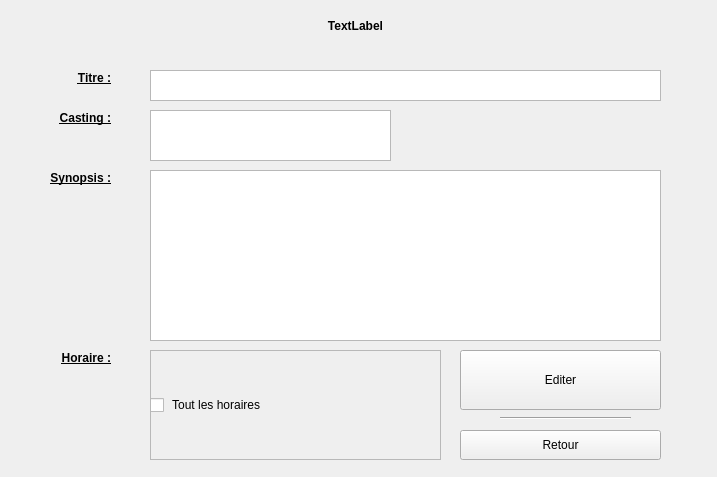
KaneRoot/ihmsem6a, file ui/detailEditWidget.ui: the form before one commit.
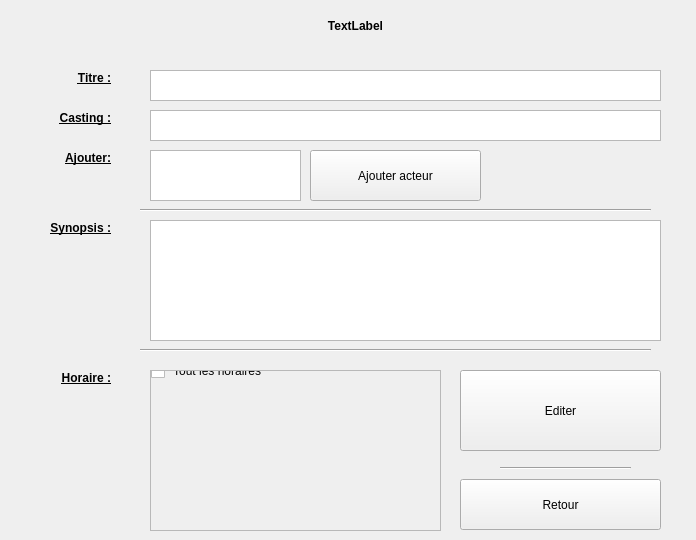
The form after the commit.

What changed in the file:
```diff
--- a/ui/detailEditWidget.ui
+++ b/ui/detailEditWidget.ui
@@ -6,8 +6,8 @@
    <rect>
     <x>0</x>
     <y>0</y>
-    <width>717</width>
-    <height>477</height>
+    <width>696</width>
+    <height>540</height>
    </rect>
   </property>
   <property name="windowTitle">
@@ -49,19 +49,19 @@
     <rect>
      <x>150</x>
      <y>110</y>
-     <width>241</width>
-     <height>51</height>
+     <width>511</width>
+     <height>31</height>
     </rect>
    </property>
    <property name="readOnly">
-    <bool>false</bool>
+    <bool>true</bool>
    </property>
   </widget>
   <widget class="QLabel" name="lblSynopsis">
    <property name="geometry">
     <rect>
      <x>20</x>
-     <y>170</y>
+     <y>220</y>
      <width>91</width>
      <height>16</height>
     </rect>
@@ -107,9 +107,9 @@
    <property name="geometry">
     <rect>
      <x>460</x>
-     <y>350</y>
+     <y>370</y>
      <width>201</width>
-     <height>60</height>
+     <height>81</height>
     </rect>
    </property>
    <property name="text">
@@ -120,9 +120,9 @@
    <property name="geometry">
     <rect>
      <x>460</x>
-     <y>430</y>
+     <y>479</y>
      <width>201</width>
-     <height>30</height>
+     <height>51</height>
     </rect>
    </property>
    <property name="text">
@@ -133,9 +133,9 @@
    <property name="geometry">
     <rect>
      <x>150</x>
-     <y>350</y>
+     <y>370</y>
      <width>291</width>
-     <height>110</height>
+     <height>161</height>
     </rect>
    </property>
    <property name="widgetResizable">
@@ -147,19 +147,22 @@
       <x>0</x>
       <y>0</y>
       <width>285</width>
-      <height>104</height>
+      <height>155</height>
      </rect>
     </property>
     <widget class="QWidget" name="verticalLayoutWidget">
      <property name="geometry">
       <rect>
-       <x>-1</x>
-       <y>-1</y>
+       <x>0</x>
+       <y>-10</y>
        <width>291</width>
-       <height>111</height>
+       <height>171</height>
       </rect>
      </property>
-     <layout class="QVBoxLayout" name="verticalLayout">
+     <layout class="QVBoxLayout" name="verticalLayout" stretch="0">
+      <property name="sizeConstraint">
+       <enum>QLayout::SetMaximumSize</enum>
+      </property>
       <item>
        <widget class="QCheckBox" name="checkAll">
         <property name="text">
@@ -175,7 +178,7 @@
    <property name="geometry">
     <rect>
      <x>30</x>
-     <y>350</y>
+     <y>370</y>
      <width>81</width>
      <height>16</height>
     </rect>
@@ -231,7 +234,7 @@
    <property name="geometry">
     <rect>
      <x>500</x>
-     <y>410</y>
+     <y>460</y>
      <width>131</width>
      <height>16</height>
     </rect>
@@ -244,12 +247,84 @@
    <property name="geometry">
     <rect>
      <x>150</x>
-     <y>170</y>
+     <y>220</y>
      <width>511</width>
-     <height>171</height>
+     <height>121</height>
     </rect>
    </property>
   </widget>
+  <widget class="QPushButton" name="btn_add_actor">
+   <property name="geometry">
+    <rect>
+     <x>310</x>
+     <y>150</y>
+     <width>171</width>
+     <height>51</height>
+    </rect>
+   </property>
+   <property name="text">
+    <string>Ajouter acteur</string>
+   </property>
+  </widget>
+  <widget class="QTextEdit" name="te_add_actor">
+   <property name="geometry">
+    <rect>
+     <x>150</x>
+     <y>150</y>
+     <width>151</width>
+     <height>51</height>
+    </rect>
+   </property>
+  </widget>
+  <widget class="QLabel" name="labelCasting_2">
+   <property name="geometry">
+    <rect>
+     <x>20</x>
+     <y>150</y>
+     <width>91</width>
+     <height>16</height>
+    </rect>
+   </property>
+   <property name="font">
+    <font>
+     <weight>75</weight>
+     <bold>true</bold>
+     <underline>true</underline>
+    </font>
+   </property>
+   <property name="text">
+    <string>Ajouter:</string>
+   </property>
+   <property name="alignment">
+    <set>Qt::AlignRight|Qt::AlignTrailing|Qt::AlignVCenter</set>
+   </property>
+  </widget>
+  <widget class="Line" name="line_2">
+   <property name="geometry">
+    <rect>
+     <x>140</x>
+     <y>200</y>
+     <width>511</width>
+     <height>20</height>
+    </rect>
+   </property>
+   <property name="orientation">
+    <enum>Qt::Horizontal</enum>
+   </property>
+  </widget>
+  <widget class="Line" name="line_3">
+   <property name="geometry">
+    <rect>
+     <x>140</x>
+     <y>340</y>
+     <width>511</width>
+     <height>20</height>
+    </rect>
+   </property>
+   <property name="orientation">
+    <enum>Qt::Horizontal</enum>
+   </property>
+  </widget>
  </widget>
  <resources/>
  <connections/>
```
